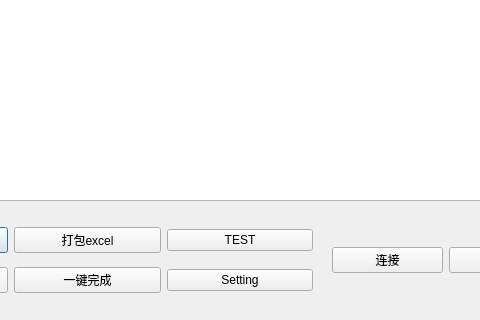
neil78duan/apollolib, file tool/apoEditor/src/startdialog.ui: the form before one commit; both pictures show x 148 to 628 and y 180 to 500 of the 750 by 500 pixel window.
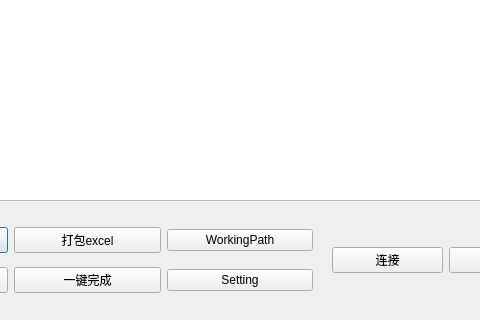
The form after the commit.

Commit message: fix working path for mac

```diff
--- a/tool/apoEditor/src/startdialog.ui
+++ b/tool/apoEditor/src/startdialog.ui
@@ -58,7 +58,7 @@
     <item>
      <widget class="QPushButton" name="Test">
       <property name="text">
-       <string>TEST</string>
+       <string>WorkingPath</string>
       </property>
      </widget>
     </item>
```
Left out of the diff: 2 changed lines with no effect on the pictures. The commit also changes 8 other files.
